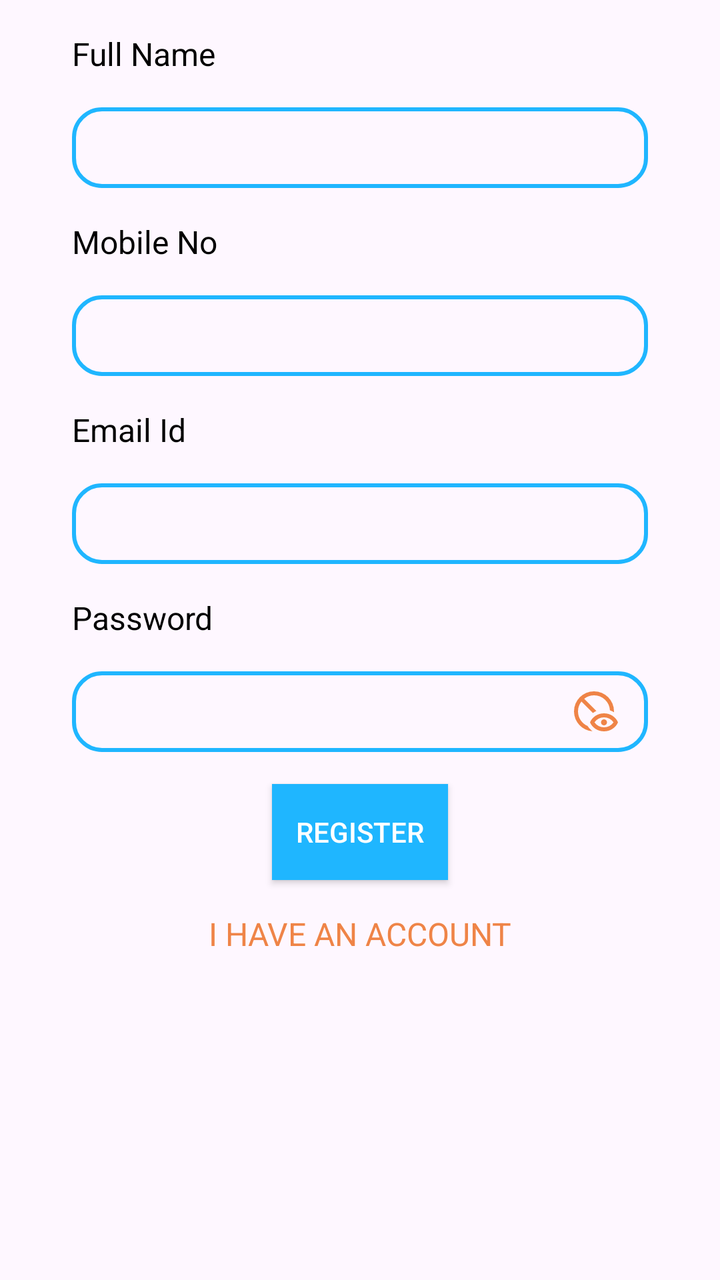
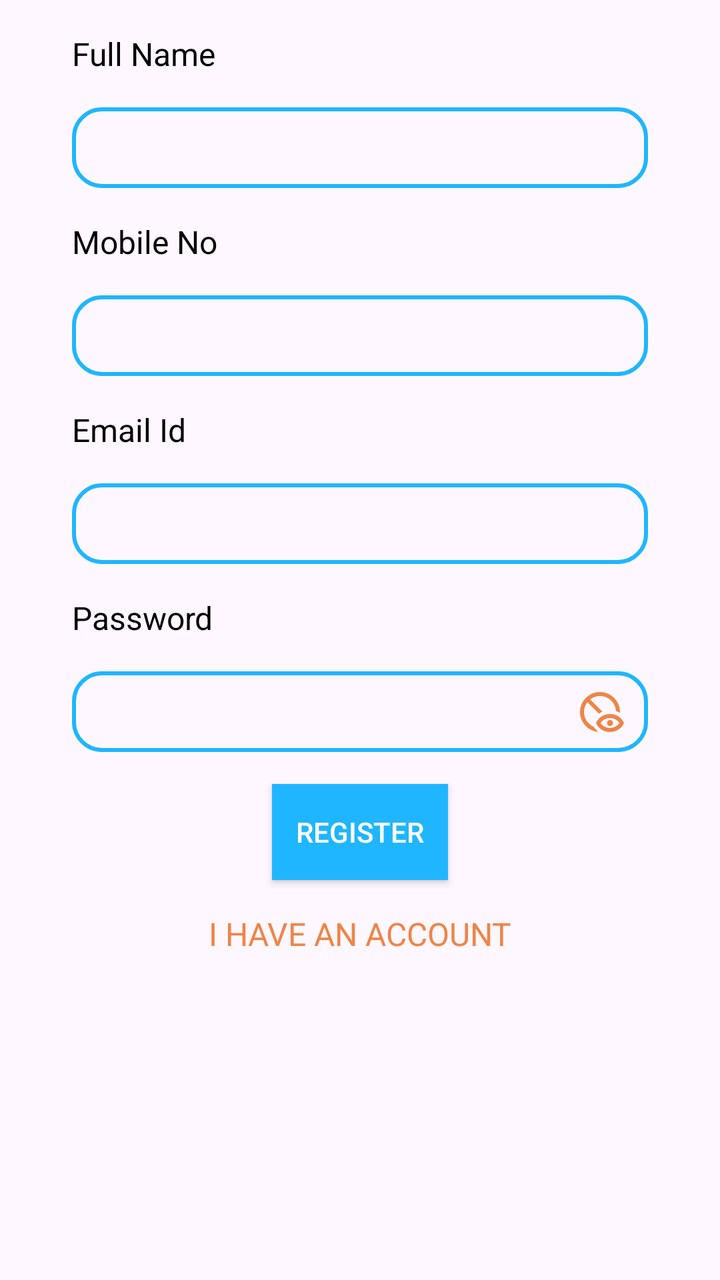

An Android layout rendered at two revisions. The XML below is the earlier revision; the diff shows what the commit changed to produce the second picture.
<!-- AndroidManifest.xml: application theme Theme.ECommerceApp -->
<!-- res/layout/fragment_register.xml -->
<?xml version="1.0" encoding="utf-8"?>
<androidx.constraintlayout.widget.ConstraintLayout
    xmlns:android="http://schemas.android.com/apk/res/android"
    xmlns:app="http://schemas.android.com/apk/res-auto"
    android:layout_width="match_parent"
    android:layout_height="match_parent">

    <androidx.constraintlayout.widget.Guideline
        android:id="@+id/v1"
        android:layout_width="wrap_content"
        android:layout_height="wrap_content"
        android:orientation="vertical"
        app:layout_constraintGuide_percent="0.10" />

    <androidx.constraintlayout.widget.Guideline
        android:id="@+id/v2"
        android:layout_width="wrap_content"
        android:layout_height="wrap_content"
        android:orientation="vertical"
        app:layout_constraintGuide_percent="0.90" />

    <androidx.constraintlayout.widget.Guideline
        android:id="@+id/h1"
        android:layout_width="wrap_content"
        android:layout_height="wrap_content"
        android:orientation="horizontal"
        app:layout_constraintGuide_percent="0.85" />

    

    <TextView
        android:id="@+id/registertevname"
        android:layout_width="wrap_content"
        android:layout_height="wrap_content"
        android:layout_marginTop="@dimen/LoginAndRegisterTopMargin"
        android:text="@string/full_name"
        android:textAppearance="@style/TextAppearance"
        app:layout_constraintStart_toStartOf="@id/v1"
        app:layout_constraintTop_toTopOf="parent" />

    <androidx.appcompat.widget.AppCompatEditText
        android:id="@+id/registeredtname"
        android:layout_width="0dp"
        android:layout_height="wrap_content"
        android:layout_marginTop="@dimen/LoginAndRegisterTopMargin"
        android:background="@drawable/text_box_shape"
        android:inputType="textPersonName"
        android:paddingStart="15dp"
        android:paddingEnd="15dp"
        app:layout_constraintStart_toStartOf="@id/v1"
        app:layout_constraintEnd_toStartOf="@id/v2"
        app:layout_constraintTop_toBottomOf="@id/registertevname" />

    

    <TextView
        android:id="@+id/registertevmobile"
        android:layout_width="wrap_content"
        android:layout_height="wrap_content"
        android:layout_marginTop="@dimen/LoginAndRegisterTopMargin"
        android:text="@string/mobile_number"
        android:textAppearance="@style/TextAppearance"
        app:layout_constraintStart_toStartOf="@id/v1"
        app:layout_constraintTop_toBottomOf="@id/registeredtname" />

    <androidx.appcompat.widget.AppCompatEditText
        android:id="@+id/registeredtmobile"
        android:layout_width="0dp"
        android:layout_height="wrap_content"
        android:layout_marginTop="@dimen/LoginAndRegisterTopMargin"
        android:background="@drawable/text_box_shape"
        android:inputType="phone"
        android:maxLength="10"
        android:paddingStart="15dp"
        android:paddingEnd="15dp"
        app:layout_constraintStart_toStartOf="@id/v1"
        app:layout_constraintEnd_toStartOf="@id/v2"
        app:layout_constraintTop_toBottomOf="@id/registertevmobile" />

    

    <TextView
        android:id="@+id/registertevemail"
        android:layout_width="wrap_content"
        android:layout_height="wrap_content"
        android:layout_marginTop="@dimen/LoginAndRegisterTopMargin"
        android:text="@string/emailId"
        android:textAppearance="@style/TextAppearance"
        app:layout_constraintStart_toStartOf="@id/v1"
        app:layout_constraintTop_toBottomOf="@id/registeredtmobile" />

    <androidx.appcompat.widget.AppCompatEditText
        android:id="@+id/registeredtemail"
        android:layout_width="0dp"
        android:layout_height="wrap_content"
        android:layout_marginTop="@dimen/LoginAndRegisterTopMargin"
        android:background="@drawable/text_box_shape"
        android:inputType="textEmailAddress"
        android:paddingStart="15dp"
        android:paddingEnd="15dp"
        app:layout_constraintStart_toStartOf="@id/v1"
        app:layout_constraintEnd_toStartOf="@id/v2"
        app:layout_constraintTop_toBottomOf="@id/registertevemail" />

    

    <TextView
        android:id="@+id/registertevpassword"
        android:layout_width="wrap_content"
        android:layout_height="wrap_content"
        android:layout_marginTop="@dimen/LoginAndRegisterTopMargin"
        android:text="@string/password"
        android:textAppearance="@style/TextAppearance"
        app:layout_constraintStart_toStartOf="@id/v1"
        app:layout_constraintTop_toBottomOf="@id/registeredtemail" />

    <androidx.appcompat.widget.AppCompatEditText
        android:id="@+id/registeredtpassword"
        android:layout_width="0dp"
        android:layout_height="wrap_content"
        android:layout_marginTop="@dimen/LoginAndRegisterTopMargin"
        android:background="@drawable/text_box_shape"
        android:drawableEnd="@drawable/outline_disabled_visible_24"
        android:drawablePadding="10dp"
        android:inputType="textPassword"
        android:paddingStart="15dp"
        android:paddingEnd="15dp"
        app:layout_constraintStart_toStartOf="@id/v1"
        app:layout_constraintEnd_toStartOf="@id/v2"
        app:layout_constraintTop_toBottomOf="@id/registertevpassword" />

    

    <androidx.appcompat.widget.AppCompatButton
        android:id="@+id/registerbtn"
        android:layout_width="wrap_content"
        android:layout_height="wrap_content"
        android:layout_marginTop="@dimen/LoginAndRegisterTopMargin"
        android:background="@color/color_primary"
        android:text="@string/register"
        android:textColor="@color/white"
        app:layout_constraintStart_toStartOf="@id/v1"
        app:layout_constraintEnd_toEndOf="@id/v2"
        app:layout_constraintTop_toBottomOf="@id/registeredtpassword" />

    

    <TextView
        android:id="@+id/registertevhaveaccount"
        android:layout_width="wrap_content"
        android:layout_height="wrap_content"
        android:layout_marginTop="@dimen/LoginAndRegisterTopMargin"
        android:text="@string/have_account"
        android:textAppearance="@style/TextAppearance"
        android:textColor="@color/secondary_color"
        app:layout_constraintStart_toStartOf="@id/v1"
        app:layout_constraintEnd_toEndOf="@id/v2"
        app:layout_constraintTop_toBottomOf="@id/registerbtn" />

</androidx.constraintlayout.widget.ConstraintLayout>
<!-- resources referenced by this layout -->
<resources>
  <color name="color_primary">#1FB6FF</color>
  <color name="secondary_color">#EF8447</color>
  <color name="white">#FFFFFFFF</color>
  <dimen name="LoginAndRegisterTopMargin">16dp</dimen>
  <!-- drawable outline_disabled_visible_24 (drawable) -->
  <vector xmlns:android="http://schemas.android.com/apk/res/android" android:height="24dp" android:tint="#EF8447" android:viewportHeight="960" android:viewportWidth="960" android:width="24dp">
        
      <path android:fillColor="@android:color/white" android:pathData="M450,879Q372,873 304.5,840Q237,807 187,753.5Q137,700 108.5,629.5Q80,559 80,480Q80,397 111.5,324Q143,251 197,197Q251,143 324,111.5Q397,80 480,80Q563,80 636,111.5Q709,143 763,197Q817,251 848.5,324Q880,397 880,480Q880,485 880,489.5Q880,494 880,499Q863,488 840.5,477.5Q818,467 799,460Q791,334 699.5,247Q608,160 480,160Q424,160 374.5,178Q325,196 284,228L529,473Q510,481 492.5,491.5Q475,502 458,514L228,284Q196,325 178,374.5Q160,424 160,480Q160,579 213.5,657.5Q267,736 352,773Q370,801 397,830Q424,859 450,879ZM789.5,773Q840,746 870,700Q840,654 789.5,627Q739,600 680,600Q621,600 570.5,627Q520,654 490,700Q520,746 570.5,773Q621,800 680,800Q739,800 789.5,773ZM508.5,829.5Q433,779 400,700Q433,621 508.5,570.5Q584,520 680,520Q776,520 851.5,570.5Q927,621 960,700Q927,779 851.5,829.5Q776,880 680,880Q584,880 508.5,829.5ZM680,760Q655,760 637.5,742.5Q620,725 620,700Q620,675 637.5,657.5Q655,640 680,640Q705,640 722.5,657.5Q740,675 740,700Q740,725 722.5,742.5Q705,760 680,760Z"/>
      
  </vector>
  <!-- drawable text_box_shape (drawable) -->
  <?xml version="1.0" encoding="utf-8"?>
  <shape xmlns:android="http://schemas.android.com/apk/res/android"
      android:shape="rectangle">
      <stroke android:width="2dp"
          android:color="@color/color_primary"/>
      <corners android:radius="14dp"/>
      <padding
          android:left="14dp"
          android:top="8dp"
          android:right="14dp"
          android:bottom="8dp" />
  
  </shape>
  <string name="emailId">Email Id</string>
  <string name="full_name">Full Name</string>
  <string name="have_account">I HAVE AN ACCOUNT</string>
  <string name="mobile_number">Mobile No</string>
  <string name="password">Password</string>
  <string name="register">REGISTER</string>
  <style name="TextAppearance">
          <item name="fontFamily">sans-serif</item>
          <item name="android:textSize">16sp</item>
      </style>
  <style name="Theme.ECommerceApp" parent="Base.Theme.ECommerceApp" />
  <style name="Base.Theme.ECommerceApp" parent="Theme.Material3.DayNight.NoActionBar">
          
          
      </style>
</resources>

<!-- the commit's change to res/layout/fragment_register.xml (unified diff, before → after) -->
@@ -120,7 +120,6 @@
         android:layout_height="wrap_content"
         android:layout_marginTop="@dimen/LoginAndRegisterTopMargin"
         android:background="@drawable/text_box_shape"
-        android:drawableEnd="@drawable/outline_disabled_visible_24"
         android:drawablePadding="10dp"
         android:inputType="textPassword"
         android:paddingStart="15dp"
@@ -128,6 +127,17 @@
         app:layout_constraintStart_toStartOf="@id/v1"
         app:layout_constraintEnd_toStartOf="@id/v2"
         app:layout_constraintTop_toBottomOf="@id/registertevpassword" />
+    <ImageView
+        android:id="@+id/imgShowPassword"
+        android:layout_width="24dp"
+        android:layout_height="24dp"
+        android:src="@drawable/outline_disabled_visible_24"
+        android:layout_marginEnd="12dp"
+        app:layout_constraintEnd_toEndOf="@id/registeredtpassword"
+        app:layout_constraintTop_toTopOf="@id/registeredtpassword"
+        app:layout_constraintBottom_toBottomOf="@id/registeredtpassword"
+        />
+
 
     
 
